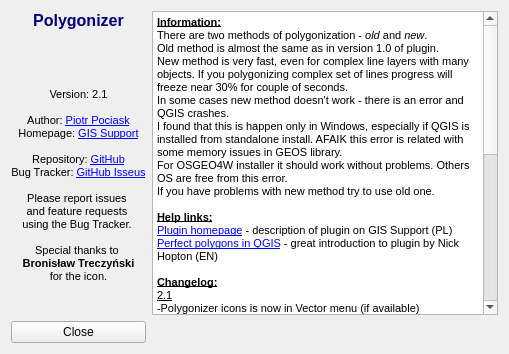
Old version of the form frmAbout.ui in the repository p0cisk/Polygonizer.
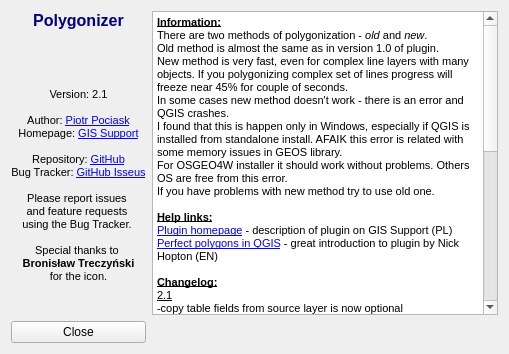
New version of the form. Icons and pictures are not drawn.

Patch:
```diff
--- a/frmAbout.ui
+++ b/frmAbout.ui
@@ -70,7 +70,7 @@
 &lt;p style=&quot; margin-top:0px; margin-bottom:0px; margin-left:0px; margin-right:0px; -qt-block-indent:0; text-indent:0px;&quot;&gt;&lt;span style=&quot; font-size:8pt; font-weight:600; text-decoration: underline;&quot;&gt;Information:&lt;/span&gt;&lt;/p&gt;
 &lt;p style=&quot; margin-top:0px; margin-bottom:0px; margin-left:0px; margin-right:0px; -qt-block-indent:0; text-indent:0px;&quot;&gt;&lt;span style=&quot; font-size:8pt;&quot;&gt;There are two methods of polygonization - &lt;/span&gt;&lt;span style=&quot; font-size:8pt; font-style:italic;&quot;&gt;old&lt;/span&gt;&lt;span style=&quot; font-size:8pt;&quot;&gt; and &lt;/span&gt;&lt;span style=&quot; font-size:8pt; font-style:italic;&quot;&gt;new&lt;/span&gt;&lt;span style=&quot; font-size:8pt;&quot;&gt;.&lt;/span&gt;&lt;/p&gt;
 &lt;p style=&quot; margin-top:0px; margin-bottom:0px; margin-left:0px; margin-right:0px; -qt-block-indent:0; text-indent:0px;&quot;&gt;&lt;span style=&quot; font-size:8pt;&quot;&gt;Old method is almost the same as in version 1.0 of plugin.&lt;/span&gt;&lt;/p&gt;
-&lt;p style=&quot; margin-top:0px; margin-bottom:0px; margin-left:0px; margin-right:0px; -qt-block-indent:0; text-indent:0px;&quot;&gt;&lt;span style=&quot; font-size:8pt;&quot;&gt;New method is very fast, even for complex line layers with many objects. If you polygonizing complex set of lines progress will freeze near 30% for couple of seconds.&lt;/span&gt;&lt;/p&gt;
+&lt;p style=&quot; margin-top:0px; margin-bottom:0px; margin-left:0px; margin-right:0px; -qt-block-indent:0; text-indent:0px;&quot;&gt;&lt;span style=&quot; font-size:8pt;&quot;&gt;New method is very fast, even for complex line layers with many objects. If you polygonizing complex set of lines progress will freeze near 45% for couple of seconds.&lt;/span&gt;&lt;/p&gt;
 &lt;p style=&quot; margin-top:0px; margin-bottom:0px; margin-left:0px; margin-right:0px; -qt-block-indent:0; text-indent:0px;&quot;&gt;&lt;span style=&quot; font-size:8pt;&quot;&gt;In some cases new method doesn't work - there is an error and QGIS crashes.&lt;/span&gt;&lt;/p&gt;
 &lt;p style=&quot; margin-top:0px; margin-bottom:0px; margin-left:0px; margin-right:0px; -qt-block-indent:0; text-indent:0px;&quot;&gt;&lt;span style=&quot; font-size:8pt;&quot;&gt;I found that this is happen only in Windows, especially if QGIS is installed from standalone install. AFAIK this error is related with some memory issues in GEOS library.&lt;/span&gt;&lt;/p&gt;
 &lt;p style=&quot; margin-top:0px; margin-bottom:0px; margin-left:0px; margin-right:0px; -qt-block-indent:0; text-indent:0px;&quot;&gt;&lt;span style=&quot; font-size:8pt;&quot;&gt;For OSGEO4W installer it should work without problems. Others OS are free from this error.&lt;/span&gt;&lt;/p&gt;
@@ -82,10 +82,11 @@
 &lt;p style=&quot;-qt-paragraph-type:empty; margin-top:0px; margin-bottom:0px; margin-left:0px; margin-right:0px; -qt-block-indent:0; text-indent:0px; font-size:8pt;&quot;&gt;&lt;/p&gt;
 &lt;p style=&quot; margin-top:0px; margin-bottom:0px; margin-left:0px; margin-right:0px; -qt-block-indent:0; text-indent:0px;&quot;&gt;&lt;span style=&quot; font-size:8pt; font-weight:600; text-decoration: underline;&quot;&gt;Changelog:&lt;/span&gt;&lt;/p&gt;
 &lt;p style=&quot; margin-top:0px; margin-bottom:0px; margin-left:0px; margin-right:0px; -qt-block-indent:0; text-indent:0px;&quot;&gt;&lt;span style=&quot; font-size:8pt; text-decoration: underline;&quot;&gt;2.1&lt;/span&gt;&lt;/p&gt;
-&lt;p style=&quot; margin-top:0px; margin-bottom:0px; margin-left:0px; margin-right:0px; -qt-block-indent:0; text-indent:0px;&quot;&gt;&lt;span style=&quot; font-size:8pt;&quot;&gt;-Polygonizer icons is now in Vector menu (if available)&lt;/span&gt;&lt;/p&gt;
 &lt;p style=&quot; margin-top:0px; margin-bottom:0px; margin-left:0px; margin-right:0px; -qt-block-indent:0; text-indent:0px;&quot;&gt;&lt;span style=&quot; font-size:8pt;&quot;&gt;-copy table fields from source layer is now optional&lt;/span&gt;&lt;/p&gt;
 &lt;p style=&quot; margin-top:0px; margin-bottom:0px; margin-left:0px; margin-right:0px; -qt-block-indent:0; text-indent:0px;&quot;&gt;&lt;span style=&quot; font-size:8pt;&quot;&gt;-calculation process is in thread&lt;/span&gt;&lt;/p&gt;
 &lt;p style=&quot; margin-top:0px; margin-bottom:0px; margin-left:0px; margin-right:0px; -qt-block-indent:0; text-indent:0px;&quot;&gt;&lt;span style=&quot; font-size:8pt;&quot;&gt;-user can stop calculation process manualy&lt;/span&gt;&lt;/p&gt;
+&lt;p style=&quot; margin-top:0px; margin-bottom:0px; margin-left:0px; margin-right:0px; -qt-block-indent:0; text-indent:0px;&quot;&gt;&lt;span style=&quot; font-size:8pt;&quot;&gt;-output polygon layer can be saved as memory layer&lt;/span&gt;&lt;/p&gt;
+&lt;p style=&quot; margin-top:0px; margin-bottom:0px; margin-left:0px; margin-right:0px; -qt-block-indent:0; text-indent:0px;&quot;&gt;&lt;span style=&quot; font-size:8pt;&quot;&gt;-Polygonizer icons is in Vector menu (only in master)&lt;/span&gt;&lt;/p&gt;
 &lt;p style=&quot; margin-top:0px; margin-bottom:0px; margin-left:0px; margin-right:0px; -qt-block-indent:0; text-indent:0px;&quot;&gt;&lt;span style=&quot; font-size:8pt;&quot;&gt;-code cleanup&lt;/span&gt;&lt;/p&gt;
 &lt;p style=&quot;-qt-paragraph-type:empty; margin-top:0px; margin-bottom:0px; margin-left:0px; margin-right:0px; -qt-block-indent:0; text-indent:0px; font-size:8pt; text-decoration: underline;&quot;&gt;&lt;/p&gt;
 &lt;p style=&quot; margin-top:0px; margin-bottom:0px; margin-left:0px; margin-right:0px; -qt-block-indent:0; text-indent:0px;&quot;&gt;&lt;span style=&quot; font-size:8pt; text-decoration: underline;&quot;&gt;2.0&lt;/span&gt;&lt;/p&gt;
```
